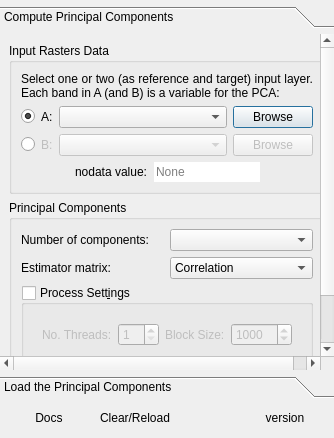
Qt form ui/pca4cd_dialog.ui (SMByC/PCA4CD) before a commit.
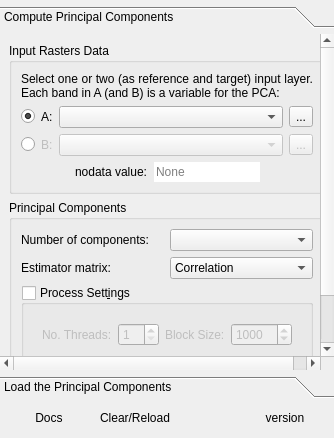
The same form after that commit. Icons and pictures are not drawn. Custom widgets are drawn as their Qt base class.

Commit message: Improve browser buttons

Patch:
```diff
--- a/ui/pca4cd_dialog.ui
+++ b/ui/pca4cd_dialog.ui
@@ -160,15 +160,9 @@
                  </widget>
                 </item>
                 <item>
-                 <widget class="QPushButton" name="QPBtn_browseData_A">
-                  <property name="sizePolicy">
-                   <sizepolicy hsizetype="Fixed" vsizetype="Fixed">
-                    <horstretch>0</horstretch>
-                    <verstretch>0</verstretch>
-                   </sizepolicy>
-                  </property>
+                 <widget class="QToolButton" name="QPBtn_browseData_A">
                   <property name="text">
-                   <string>Browse</string>
+                   <string>...</string>
                   </property>
                  </widget>
                 </item>
@@ -245,15 +239,9 @@
                  </widget>
                 </item>
                 <item>
-                 <widget class="QPushButton" name="QPBtn_browseData_B">
-                  <property name="sizePolicy">
-                   <sizepolicy hsizetype="Fixed" vsizetype="Fixed">
-                    <horstretch>0</horstretch>
-                    <verstretch>0</verstretch>
-                   </sizepolicy>
-                  </property>
+                 <widget class="QToolButton" name="QPBtn_browseData_B">
                   <property name="text">
-                   <string>Browse</string>
+                   <string>...</string>
                   </property>
                  </widget>
                 </item>
```
Left out of the diff: 10 changed lines with no effect on the pictures.
